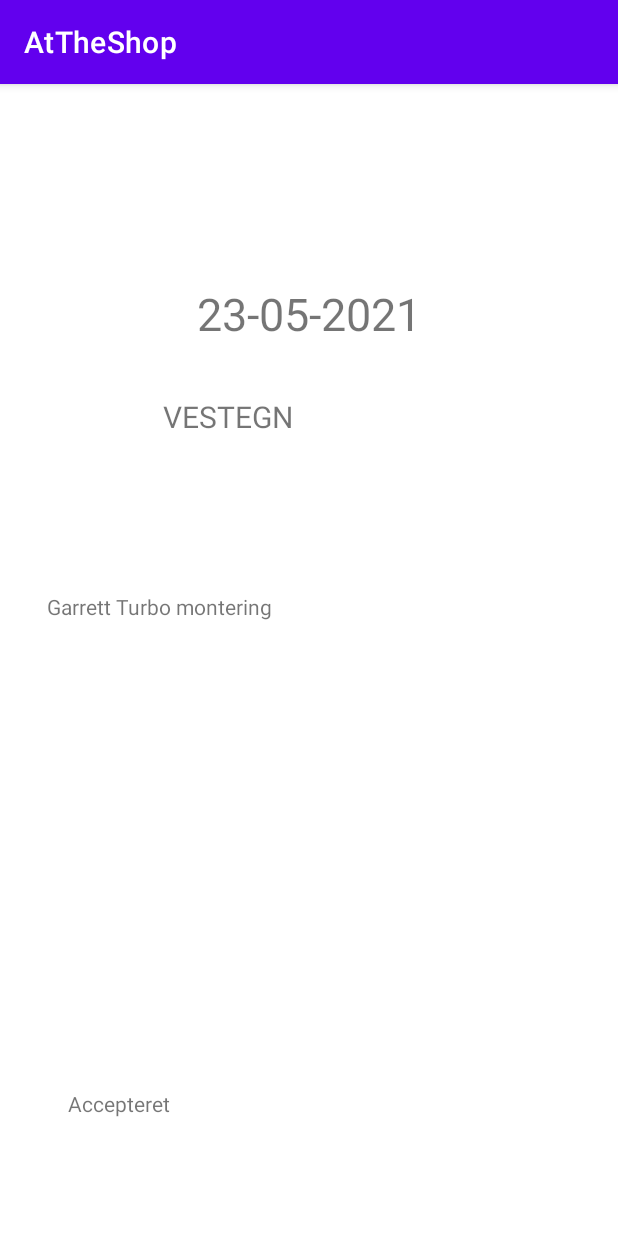
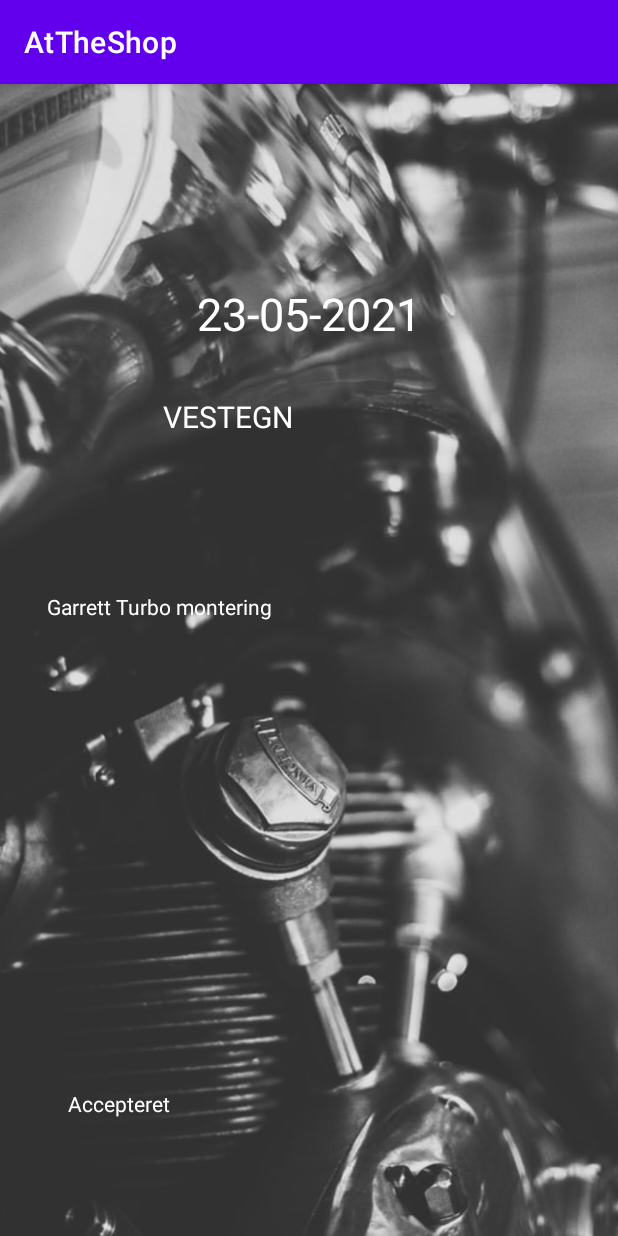
Before and after one commit to Jejak-14/AtTheShop, an Android app: the FragmentView screen opened directly, with no data from a screen before it, on a phone screen of 412 x 824 dp. Run offline under Robolectric (Android 15) with nearby library versions, the phone set to English and light mode, and no system bars; our stand-ins replace Volley; network calls fail.

Commit message:
BackGround all activitys

```diff
--- a/app/src/main/res/layout/activity_fragment_view.xml
+++ b/app/src/main/res/layout/activity_fragment_view.xml
@@ -6,6 +6,18 @@
     android:layout_height="match_parent"
     tools:context=".FragmentView">
 
+
+    <ImageView
+        android:id="@+id/imageView12"
+        android:layout_width="wrap_content"
+        android:layout_height="wrap_content"
+        android:scaleType="centerCrop"
+        app:layout_constraintBottom_toBottomOf="parent"
+        app:layout_constraintEnd_toEndOf="parent"
+        app:layout_constraintHorizontal_bias="0.0"
+        app:layout_constraintStart_toStartOf="parent"
+        app:layout_constraintTop_toTopOf="parent"
+        app:srcCompat="@drawable/mechanicpic" />
 
     <FrameLayout
         android:id="@+id/Leopol"
--- a/app/src/main/res/layout/fragment_frist.xml
+++ b/app/src/main/res/layout/fragment_frist.xml
@@ -6,12 +6,26 @@
     android:layout_height="match_parent"
     tools:context=".Frist_Fragment">
 
+    <ImageView
+        android:id="@+id/imageView6"
+        android:layout_width="wrap_content"
+        android:layout_height="wrap_content"
+        android:scaleType="centerCrop"
+        app:layout_constraintBottom_toBottomOf="parent"
+        app:layout_constraintEnd_toEndOf="parent"
+        app:layout_constraintHorizontal_bias="0.0"
+        app:layout_constraintStart_toStartOf="parent"
+        app:layout_constraintTop_toTopOf="parent"
+        android:textColor="#FFFFFF"
+        app:srcCompat="@drawable/mechanicpic" />
+
     <TextView
         android:id="@+id/tvFirstAccept"
         android:layout_width="305dp"
         android:layout_height="68dp"
         android:text="Accepteret"
         app:layout_constraintBottom_toBottomOf="parent"
+        android:textColor="#FFFFFF"
         app:layout_constraintEnd_toEndOf="parent"
         app:layout_constraintHorizontal_bias="0.424"
         app:layout_constraintStart_toStartOf="parent"
@@ -23,6 +37,7 @@
         android:layout_width="wrap_content"
         android:layout_height="wrap_content"
         android:text="23-05-2021"
+        android:textColor="#FFFFFF"
         android:textSize="30sp"
         app:layout_constraintBottom_toBottomOf="parent"
         app:layout_constraintEnd_toEndOf="parent"
@@ -36,6 +51,7 @@
         android:layout_width="194dp"
         android:layout_height="55dp"
         android:text="VESTEGN"
+        android:textColor="#FFFFFF"
         android:textSize="20sp"
         app:layout_constraintBottom_toBottomOf="parent"
         app:layout_constraintEnd_toEndOf="parent"
@@ -49,6 +65,7 @@
         android:layout_width="319dp"
         android:layout_height="193dp"
         android:text="Garrett Turbo montering"
+        android:textColor="#FFFFFF"
         app:layout_constraintBottom_toBottomOf="parent"
         app:layout_constraintEnd_toEndOf="parent"
         app:layout_constraintHorizontal_bias="0.336"
```
Also changed, not shown: app/src/main/res/layout/activity_recycle_view.xml (+12 -0 lines), app/src/main/res/layout/fragment_fouth.xml (+16 -0 lines), app/src/main/res/layout/fragment_second.xml (+16 -0 lines), app/src/main/res/layout/fragment_third.xml (+16 -0 lines), app/src/main/res/layout/item_todo.xml (+16 -0 lines), app/src/main/res/layout/recycle_design.xml (+9 -1 lines).
